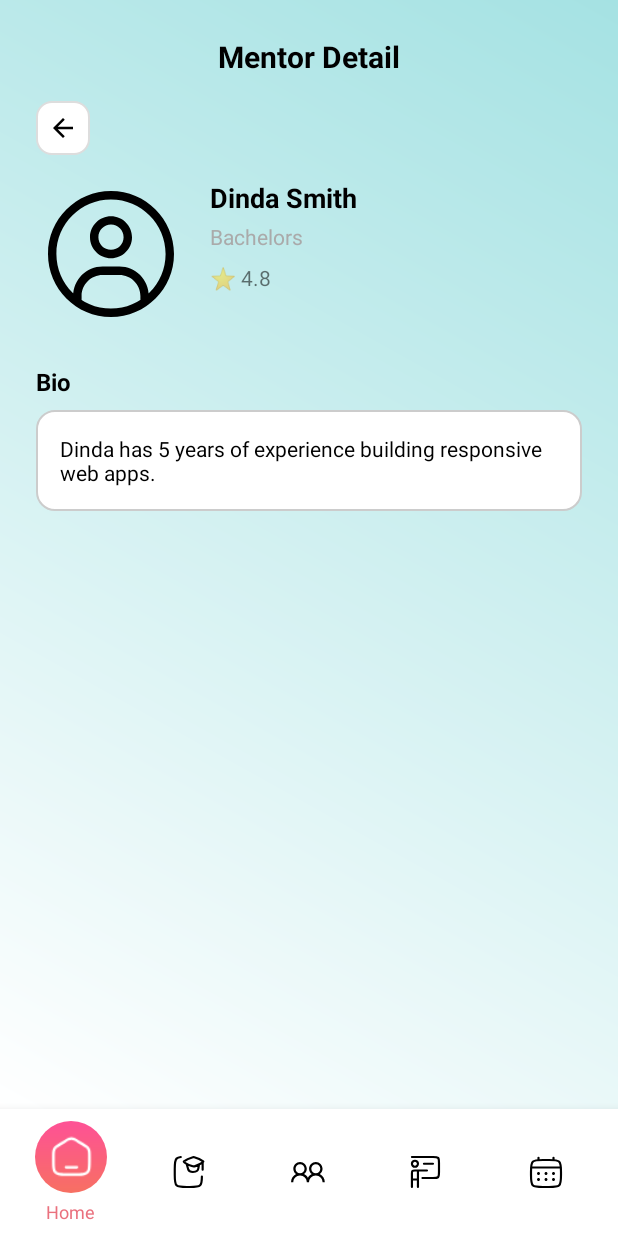
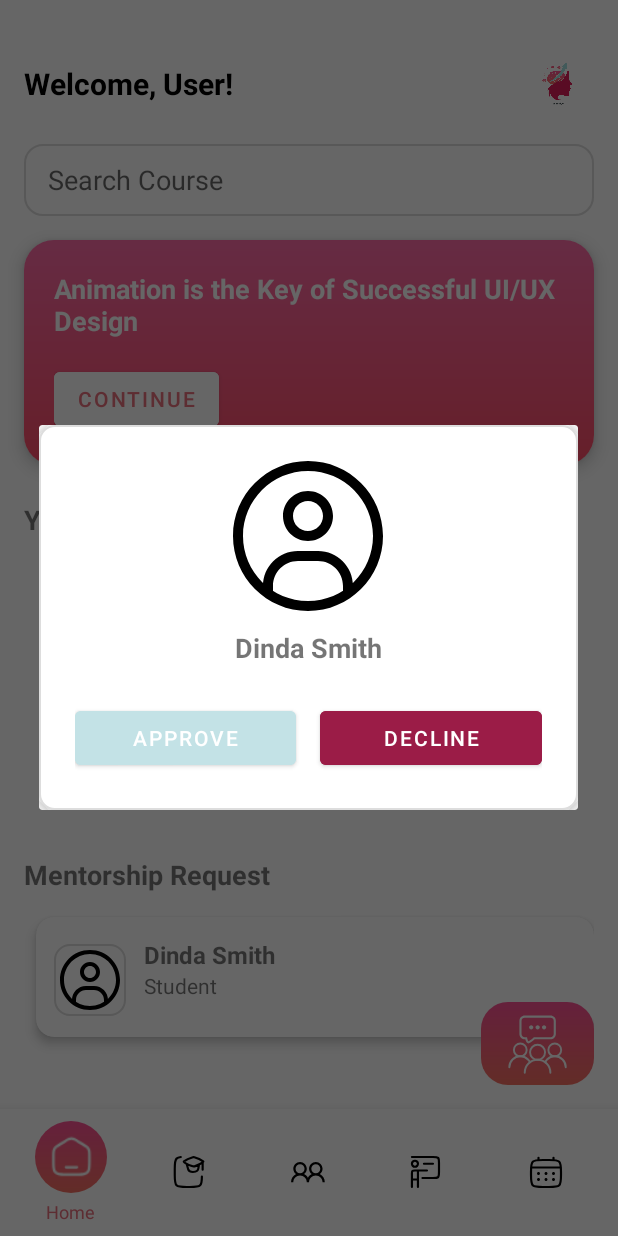
Before and after one commit to viltaylor/SheRaise, an Android app built with Jetpack Compose: the HomeMentorFragment screen opened directly, with no data from a screen before it, after a tap on "Dinda Smith", on a phone screen of 412 x 824 dp. Run offline under Robolectric (Android 15) with nearby library versions, the phone set to English and light mode, and no system bars; our stand-ins replace Firebase (no records; nobody signed in at launch, a user with empty details on screens opened directly); pictures from the network do not load; 1 other tap on this screen came first.

Commit message:
home update

```diff
--- a/app/src/main/java/com/example/sheraise/HomeMentorFragment.kt
+++ b/app/src/main/java/com/example/sheraise/HomeMentorFragment.kt
@@ -5,20 +5,26 @@ import android.os.Bundle
 import android.view.LayoutInflater
 import android.view.View
 import android.view.ViewGroup
-import android.widget.ImageButton
+import android.widget.*
 import androidx.fragment.app.Fragment
 import androidx.recyclerview.widget.LinearLayoutManager
 import androidx.recyclerview.widget.RecyclerView
+import com.bumptech.glide.Glide
 import com.example.sheraise.adapter.CourseAdapter
-import com.example.sheraise.adapter.MentorAdapter
+import com.example.sheraise.adapter.RequestAdapter
 import com.example.sheraise.model.Course
-import com.example.sheraise.model.DetailedCourse
-import com.example.sheraise.model.Mentor
+import com.example.sheraise.model.Student
+import com.google.firebase.auth.FirebaseAuth
+import com.google.firebase.firestore.FirebaseFirestore
 
 class HomeMentorFragment : Fragment() {
 
     private lateinit var courseAdapter: CourseAdapter
-    private lateinit var mentorAdapter: MentorAdapter
+    private lateinit var requestAdapter: RequestAdapter
+    private lateinit var welcomeText: TextView
+
+    private val auth = FirebaseAuth.getInstance()
+    private val firestore = FirebaseFirestore.getInstance()
 
     override fun onCreateView(
         inflater: LayoutInflater, container: ViewGroup?,
@@ -26,12 +32,24 @@ class HomeMentorFragment : Fragment() {
     ): View? {
         val view = inflater.inflate(R.layout.fragment_home_mentor, container, false)
 
-        // Forum button click listener
+        welcomeText = view.findViewById(R.id.textWelcome)
+
         val btnForum = view.findViewById<ImageButton>(R.id.btnForum)
         btnForum.setOnClickListener {
-            val intent = Intent(requireContext(), ForumActivity::class.java)
-            startActivity(intent)
+            startActivity(Intent(requireContext(), ForumActivity::class.java))
         }
+
+        val profileImage = view.findViewById<ImageView>(R.id.profileImage)
+        profileImage.setOnClickListener {
+            parentFragmentManager.beginTransaction()
+                .replace(R.id.fragmentContainer, ProfileFragment())
+                .addToBackStack(null)
+                .commit()
+        }
+
+        loadUserName()
+        loadUserProfileImage()
+        fetchCoursesFromFirestore()
 
         return view
     }
@@ -39,76 +57,152 @@ class HomeMentorFragment : Fragment() {
     override fun onViewCreated(view: View, savedInstanceState: Bundle?) {
         super.onViewCreated(view, savedInstanceState)
 
-        // Setup Continue Courses
         val recyclerRecent = view.findViewById<RecyclerView>(R.id.recyclerRecent)
         recyclerRecent.layoutManager =
             LinearLayoutManager(requireContext(), LinearLayoutManager.HORIZONTAL, false)
 
-        courseAdapter = CourseAdapter(getDummyCourses()) { selectedCourse ->
-            val detailedCourse = DetailedCourse(
-                title = selectedCourse.title,
-                mentorName = selectedCourse.mentorName,
-                studentCount = 100, // or 0/default
-                moduleCount = 5,
-                duration = "1h 30m",
-                imageResId = selectedCourse.imageResId,
-                category = "FRONTEND",
-                description = "This is a basic course overview for beginners."
-            )
+        val recyclerMentorship = view.findViewById<RecyclerView>(R.id.recyclerMentorship)
+        recyclerMentorship.layoutManager =
+            LinearLayoutManager(requireContext(), LinearLayoutManager.HORIZONTAL, false)
 
-            val detailedFragment = DetailedCourseFragment.newInstance(detailedCourse)
+        requestAdapter = RequestAdapter(
+            getDummyRequest(),
+            onDetailsClick = { student ->
+                showRequestPopup(student)
+            }
+        )
+        recyclerMentorship.adapter = requestAdapter
+    }
+
+    private fun loadUserName() {
+        val uid = auth.currentUser?.uid ?: return
+        firestore.collection("users").document(uid).get()
+            .addOnSuccessListener { document ->
+                val name = document.getString("name")
+                welcomeText.text = "Welcome, ${name ?: "User"}!"
+            }
+            .addOnFailureListener {
+                welcomeText.text = "Welcome!"
+            }
+    }
+
+    private fun loadUserProfileImage() {
+        val user = auth.currentUser ?: return
+        val imageView = view?.findViewById<ImageView>(R.id.profileImage) ?: return
+
+        firestore.collection("users").document(user.uid)
+            .get()
+            .addOnSuccessListener { doc ->
+                val imageUrl = doc.getString("profileImageUrl")
+                if (!imageUrl.isNullOrEmpty()) {
+                    Glide.with(this).load(imageUrl).into(imageView)
+                }
+            }
+    }
+
+    private fun fetchCoursesFromFirestore() {
+        firestore.collection("courses").get()
+            .addOnSuccessListener { documents ->
+                val courseList = mutableListOf<Course>()
+                for (doc in documents) {
+                    val title = doc.getString("title") ?: continue
+                    val mentorName = doc.getString("mentorName") ?: "Unknown"
+                    val imageUrl = doc.getString("imageUrl") ?: ""
+
+                    val course = Course(title, mentorName, imageUrl)
+                    courseList.add(course)
+                }
+
+                setupCourseAdapter(courseList)
+            }
+            .addOnFailureListener { e ->
+                Toast.makeText(requireContext(), "Failed to load courses: ${e.message}", Toast.LENGTH_SHORT).show()
+            }
+    }
+
+    private fun setupCourseAdapter(courses: List<Course>) {
+        courseAdapter = CourseAdapter { selectedCourse ->
+            val courseDetailFragment = DetailedCourseFragment.newInstance(selectedCourse)
             parentFragmentManager.beginTransaction()
-                .replace(R.id.fragmentContainer, detailedFragment)
+                .replace(R.id.fragmentContainer, courseDetailFragment)
                 .addToBackStack(null)
                 .commit()
         }
 
-        recyclerRecent.adapter = courseAdapter
-
-        // Setup Mentors Carousel
-        val recyclerMentorship = view.findViewById<RecyclerView>(R.id.recyclerMentorship)
-        recyclerMentorship.layoutManager =
-            LinearLayoutManager(requireContext(), LinearLayoutManager.HORIZONTAL, false)
-
-        mentorAdapter = MentorAdapter(
-            getDummyMentors(),
-            onDetailsClick = { mentor ->
-                val mentorDetailFragment = MentorDetailFragment.newInstance(mentor)
-                parentFragmentManager.beginTransaction()
-                    .replace(R.id.fragmentContainer, mentorDetailFragment)
-                    .addToBackStack(null)
-                    .commit()
-            },
-            isFullList = false // This enables carousel spacing
-        )
-        recyclerMentorship.adapter = mentorAdapter
+        val recyclerRecent = view?.findViewById<RecyclerView>(R.id.recyclerRecent)
+        recyclerRecent?.adapter = courseAdapter
+        courseAdapter.submitList(courses)
     }
 
-
-    private fun getDummyCourses(): List<Course> = listOf(
-        Course("Learn Software Dev", "Dinda Smith", R.drawable.banner1),
-        Course("Advanced UI Design", "Prashant Kumar", R.drawable.banner1)
-    )
-
-    private fun getDummyMentors(): List<Mentor> = listOf(
-        Mentor(
+    private fun getDummyRequest(): List<Student> = listOf(
+        Student(
             name = "Dinda Smith",
-            role = "Frontend Developer",
-            courseTitle = "Beginner's Frontend Guide",
+            role = "Student",
             profileImageResId = R.drawable.user_logo,
-            tags = "Bachelors",
-            rating = 4.8f,
-            bio = "Dinda has 5 years of experience building responsive web apps."
         ),
-        Mentor(
+        Student(
             name = "Prashant Kumar",
-            role = "Full Stack Developer",
-            courseTitle = "Full Stack Bootcamp",
+            role = "Student",
             profileImageResId = R.drawable.user_logo,
-            tags = "UI Designer",
-            rating = 4.6f,
-            bio = "Prashant specializes in scalable web systems and RESTful APIs."
         )
     )
 
+    private fun showRequestPopup(student: Student) {
+        val dialogView = layoutInflater.inflate(R.layout.dialog_request_action, null)
+        val dialog = androidx.appcompat.app.AlertDialog.Builder(requireContext())
+            .setView(dialogView)
+            .create()
+
+        val imgStudent = dialogView.findViewById<ImageView>(R.id.imgStudent)
+        val tvName = dialogView.findViewById<TextView>(R.id.tvStudentName)
+        val btnApprove = dialogView.findViewById<Button>(R.id.btnApprove)
+        val btnDecline = dialogView.findViewById<Button>(R.id.btnDecline)
+
+        imgStudent.setImageResource(student.profileImageResId)
+        tvName.text = student.name
+
+        btnApprove.setOnClickListener {
+            dialog.dismiss()
+        }
+
+        btnDecline.setOnClickListener {
+            dialog.dismiss()
+            showDeclineReasonPopup()
+        }
+
+        dialog.show()
+    }
+
+    private fun showDeclineReasonPopup() {
+        val declineView = layoutInflater.inflate(R.layout.dialog_decline_reason, null)
+        val declineDialog = androidx.appcompat.app.AlertDialog.Builder(requireContext())
+            .setView(declineView)
+            .create()
+
+        val radioGroup = declineView.findViewById<RadioGroup>(R.id.radioGroupReasons)
+        val etOther = declineView.findViewById<EditText>(R.id.etOtherReason)
+        val btnSubmit = declineView.findViewById<Button>(R.id.btnSubmitReason)
+
+        radioGroup.setOnCheckedChangeListener { _, checkedId ->
+            etOther.visibility = if (checkedId == R.id.radioOther) View.VISIBLE else View.GONE
+        }
+
+        btnSubmit.setOnClickListener {
+            val selectedReason = when (radioGroup.checkedRadioButtonId) {
+                R.id.radioSchedule -> "Schedule full"
+                R.id.radioNotCompatible -> "Not compatible"
+                R.id.radioOther -> etOther.text.toString()
+                else -> "No reason selected"
+            }
+
+            declineDialog.dismiss()
+            Toast.makeText(requireContext(), "Declined with reason: $selectedReason", Toast.LENGTH_SHORT).show()
+        }
+
+        declineDialog.show()
+    }
+
+    override fun onDestroyView() {
+        super.onDestroyView()
+    }
 }
--- a/app/src/main/res/layout/fragment_friends.xml
+++ b/app/src/main/res/layout/fragment_friends.xml
@@ -5,7 +5,7 @@
     android:layout_width="match_parent"
     android:layout_height="match_parent"
     android:background="@color/white"
-    android:padding="16dp">
+    android:padding="8dp">
 
     <TextView
         android:id="@+id/tvTitle"
--- a/app/src/main/res/layout/fragment_home_mentor.xml
+++ b/app/src/main/res/layout/fragment_home_mentor.xml
@@ -30,18 +30,21 @@
                     android:layout_height="wrap_content"
                     android:orientation="horizontal"
                     android:gravity="center_vertical"
+                    android:paddingTop="16dp"
                     app:layout_constraintTop_toTopOf="parent"
                     app:layout_constraintStart_toStartOf="parent"
                     app:layout_constraintEnd_toEndOf="parent">
 
                     <TextView
-                        android:id="@+id/welcomeText"
-                        android:text="Welcome,\nShannon"
-                        android:textSize="24sp"
-                        android:textStyle="bold"
+                        android:id="@+id/textWelcome"
                         android:layout_width="0dp"
                         android:layout_height="wrap_content"
-                        android:layout_weight="1"/>
+                        android:layout_weight="1"
+                        android:text="Welcome,\nShannon"
+                        android:textSize="20sp"
+                        android:textStyle="bold"
+                        android:lineSpacingExtra="4dp"
+                        android:textColor="@android:color/black" />
 
                     <ImageView
                         android:id="@+id/profileImage"
--- a/app/src/main/res/layout/fragment_request.xml
+++ b/app/src/main/res/layout/fragment_request.xml
@@ -6,7 +6,7 @@
     android:layout_height="match_parent"
     android:orientation="vertical"
     android:background="@color/white"
-    android:padding="16dp">
+    android:padding="8dp">
 
     <!-- Top Bar -->
     <LinearLayout
--- a/app/src/main/res/layout/item_request_page.xml
+++ b/app/src/main/res/layout/item_request_page.xml
@@ -3,48 +3,45 @@
     xmlns:app="http://schemas.android.com/apk/res-auto"
     android:layout_width="match_parent"
     android:layout_height="wrap_content"
-    android:layout_marginBottom="16dp"
-    app:cardElevation="4dp"
-    app:cardCornerRadius="16dp">
+    android:layout_margin="8dp"
+    app:cardCornerRadius="12dp"
+    app:cardElevation="4dp">
 
-    <LinearLayout
+    <RelativeLayout
         android:layout_width="match_parent"
-        android:layout_height="wrap_content"
-        android:orientation="horizontal"
-        android:padding="16dp"
+        android:layout_height="80dp"
+        android:padding="12dp"
         android:gravity="center_vertical">
 
         <ImageView
             android:id="@+id/imgProfile"
-            android:layout_width="56dp"
-            android:layout_height="56dp"
+            android:layout_width="48dp"
+            android:layout_height="48dp"
+            android:layout_centerVertical="true"
+            android:src="@drawable/user_logo"
             android:scaleType="centerCrop"
-            android:src="@drawable/user_logo" />
-
-        <LinearLayout
-            android:layout_width="0dp"
-            android:layout_height="wrap_content"
-            android:layout_weight="1"
-            android:orientation="vertical"
-            android:layout_marginStart="12dp">
+            android:layout_alignParentStart="true"
+            android:background="@drawable/shadow_bg"
+            android:padding="4dp" />
 
         <TextView
             android:id="@+id/tvStudentName"
             android:layout_width="wrap_content"
             android:layout_height="wrap_content"
-                android:text="Clara Mentos"
+            android:text="Katie Mizu"
             android:textStyle="bold"
-                android:textSize="16sp" />
+            android:textSize="16sp"
+            android:layout_toEndOf="@id/imgProfile"
+            android:layout_marginStart="12dp" />
 
         <TextView
             android:id="@+id/tvStudentRole"
             android:layout_width="wrap_content"
             android:layout_height="wrap_content"
-                android:text="Student"
+            android:text="Cool. Will let you know ASAP!"
             android:textSize="14sp"
-                android:textColor="@color/grey" />
+            android:layout_below="@id/tvStudentName"
+            android:layout_alignStart="@id/tvStudentName" />
 
-        </LinearLayout>
-
-    </LinearLayout>
+    </RelativeLayout>
 </androidx.cardview.widget.CardView>
```
Also changed, not shown: app/src/main/java/com/example/sheraise/CourseMentorFragment.kt (+25 -43 lines), app/src/main/res/layout/item_friends.xml (+4 -4 lines). Lines whose indentation alone changed are shown as unchanged.
